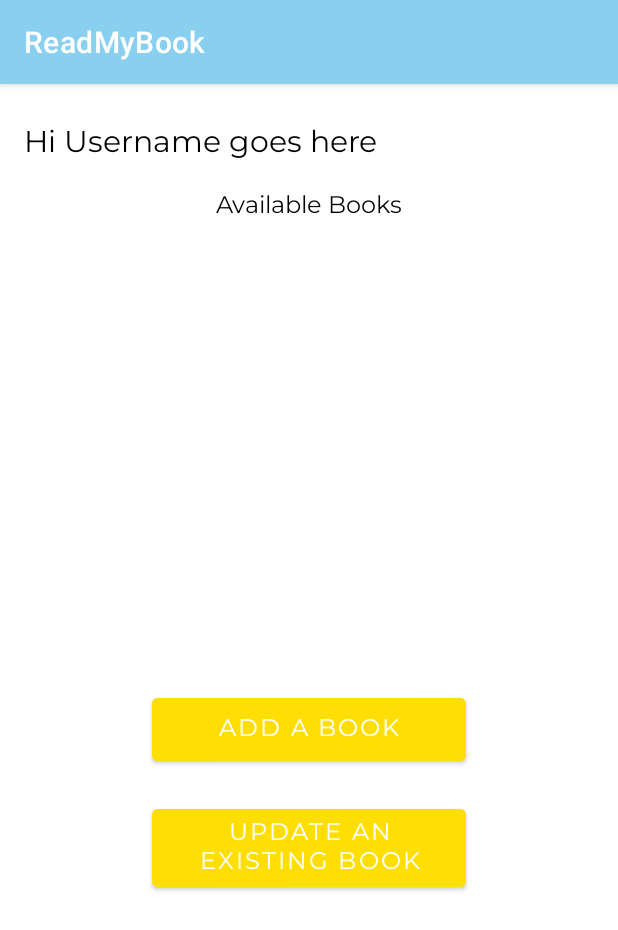
After one commit to itsmeleeeo/ReadMyBook, an Android app: the UserHomePage screen opened directly, with no data from a screen before it, on a phone screen of 412 x 824 dp. The commit adds this screen. Shown: the top 930 px of the screen. Run offline under Robolectric (Android 15) with nearby library versions, the phone set to English and light mode, and no system bars.

Commit message:
user home page connecting to add a book page

```diff
--- a/app/src/main/AndroidManifest.xml
+++ b/app/src/main/AndroidManifest.xml
@@ -1,6 +1,6 @@
 <?xml version="1.0" encoding="utf-8"?>
 <manifest xmlns:android="http://schemas.android.com/apk/res/android"
-    package="com.example.readmybook" >
+    package="com.example.readmybook">
 
     <application
         android:allowBackup="true"
@@ -8,7 +8,10 @@
         android:label="@string/app_name"
         android:roundIcon="@mipmap/ic_launcher_round"
         android:supportsRtl="true"
-        android:theme="@style/Theme.ReadMyBook" >
+        android:theme="@style/Theme.ReadMyBook">
+        <activity
+            android:name=".UserHomePage"
+            android:exported="false" />
         <activity
             android:name=".Activity_AddABook"
             android:exported="false" />
@@ -23,7 +26,7 @@
             android:exported="false" />
         <activity
             android:name=".MainActivity"
-            android:exported="true" >
+            android:exported="true">
             <intent-filter>
                 <action android:name="android.intent.action.MAIN" />
 
--- a/app/src/main/java/com/example/readmybook/DatabaseHelper.java
+++ b/app/src/main/java/com/example/readmybook/DatabaseHelper.java
@@ -17,6 +17,18 @@ public class DatabaseHelper extends SQLiteOpenHelper {
     final static String T1COL6 = "Password";
     final static String T1COL7 = "IsAdmin";
 
+    //GENRE TABLE
+    final static String TABLE2_NAME = "Genre";
+    final static String T2COL1 = "GenreId";
+    final static String T2COL2 = "GenreName";
+
+    //Message Table
+    final static String TABLE3_NAME = "Message";
+    final static String T3COL1 = "Id";
+    final static String T3COL2 = "Sender";
+    final static String T3COL3 = "Description";
+    final static String T3COL4 = "Recipient";
+
     public DatabaseHelper(Context context) {
         super(context, DATABASE_NAME, null, DATABASE_VERSION);
         SQLiteDatabase db = this.getWritableDatabase();
@@ -24,11 +36,19 @@ public class DatabaseHelper extends SQLiteOpenHelper {
 
     @Override
     public void onCreate(SQLiteDatabase db) {
-        String query = "CREATE TABLE " + TABLE1_NAME + "(" + T1COL1 + " INTEGER PRIMARY KEY," +
+        String userQuery = "CREATE TABLE " + TABLE1_NAME + "(" + T1COL1 + " INTEGER PRIMARY KEY," +
                 T1COL2 + " Text," + T1COL3 + " INTEGER," + T1COL4 + " Text," +
                 T1COL5 + " Text," + T1COL6 + " Text," + T1COL7 + " Integer)";
 
-        db.execSQL(query);
+        String genreQuery = "CREATE TABLE " + TABLE2_NAME + "(" + T2COL1 + " INTEGER PRIMARY KEY," +
+                T2COL2 + " Text)";
+
+        /*String messageQuery = "Create Table " + TABLE3_NAME + "(" + T3COL1 + " INTEGER PRIMARY KEY, " +
+                T3COL2 + " TEXT, " + T3COL3 + " TEXT, " + T3COL4 + " TEXT, " + " FOREIGN KEY " + (T1COL1) + "(" + REFERENCES + ")" + TABLE1_NAME + "(" + T1COL1 + ")" ;*/
+
+        db.execSQL(userQuery);
+        db.execSQL(genreQuery);
+        //db.execSQL(messageQuery);
     }
 
     @Override
--- a/app/src/main/java/com/example/readmybook/MainActivity.java
+++ b/app/src/main/java/com/example/readmybook/MainActivity.java
@@ -31,6 +31,5 @@ public class MainActivity extends AppCompatActivity {
                 startActivity(new Intent(MainActivity.this, ForgotPassword.class));
             }
         });
-        //a test
     }
 }
--- /dev/null
+++ b/app/src/main/java/com/example/readmybook/UserHomePage.java
@@ -0,0 +1,25 @@
+package com.example.readmybook;
+
+import androidx.appcompat.app.AppCompatActivity;
+
+import android.content.Intent;
+import android.os.Bundle;
+import android.view.View;
+import android.widget.Button;
+
+public class UserHomePage extends AppCompatActivity {
+
+    @Override
+    protected void onCreate(Bundle savedInstanceState) {
+        super.onCreate(savedInstanceState);
+        setContentView(R.layout.activity_user_home_page);
+        Button btnAddABook = findViewById(R.id.btnAddABook);
+
+        btnAddABook.setOnClickListener(new View.OnClickListener() {
+            @Override
+            public void onClick(View view) {
+                startActivity(new Intent(UserHomePage.this,Activity_AddABook.class));
+            }
+        });
+    }
+}
--- /dev/null
+++ b/app/src/main/res/layout/activity_user_home_page.xml
@@ -0,0 +1,73 @@
+<?xml version="1.0" encoding="utf-8"?>
+<androidx.constraintlayout.widget.ConstraintLayout xmlns:android="http://schemas.android.com/apk/res/android"
+    xmlns:app="http://schemas.android.com/apk/res-auto"
+    xmlns:tools="http://schemas.android.com/tools"
+    android:layout_width="match_parent"
+    android:layout_height="match_parent"
+    tools:context=".UserHomePage">
+
+    <Button
+        android:id="@+id/btnAddABook"
+        android:layout_width="209dp"
+        android:layout_height="54dp"
+        android:layout_marginStart="101dp"
+        android:layout_marginTop="310dp"
+        android:layout_marginEnd="101dp"
+        android:backgroundTint="@color/teal_700"
+        android:fontFamily="@font/montserrat"
+        android:text="@string/txtAddBookTitle"
+        android:textColor="@color/white"
+        android:textSize="16sp"
+        app:layout_constraintEnd_toEndOf="parent"
+        app:layout_constraintStart_toStartOf="parent"
+        app:layout_constraintTop_toBottomOf="@+id/txtBooksAvailable" />
+
+    <Button
+        android:id="@+id/btnUpdateABook"
+        android:layout_width="209dp"
+        android:layout_height="64dp"
+        android:layout_marginStart="101dp"
+        android:layout_marginTop="20dp"
+        android:layout_marginEnd="101dp"
+        android:backgroundTint="@color/teal_700"
+        android:fontFamily="@font/montserrat"
+        android:text="@string/txtUpdateBtn"
+        android:textColor="@color/white"
+        android:textSize="16sp"
+        app:layout_constraintEnd_toEndOf="parent"
+        app:layout_constraintStart_toStartOf="parent"
+        app:layout_constraintTop_toBottomOf="@+id/btnAddABook" />
+
+    <TextView
+        android:id="@+id/txtUserNameInfo"
+        android:layout_width="wrap_content"
+        android:layout_height="wrap_content"
+        android:layout_marginStart="16dp"
+        android:layout_marginTop="25dp"
+        android:layout_marginEnd="376dp"
+        android:fontFamily="@font/montserrat"
+        android:text="@string/txtUserNameInfo"
+        android:textColor="@color/black"
+        android:textSize="20sp"
+        app:layout_constraintEnd_toEndOf="parent"
+        app:layout_constraintHorizontal_bias="0.0"
+        app:layout_constraintStart_toStartOf="parent"
+        app:layout_constraintTop_toTopOf="parent" />
+
+    <TextView
+        android:id="@+id/txtBooksAvailable"
+        android:layout_width="wrap_content"
+        android:layout_height="wrap_content"
+        android:layout_marginStart="156dp"
+        android:layout_marginTop="15dp"
+        android:layout_marginEnd="156dp"
+        android:fontFamily="@font/montserrat"
+        android:text="@string/txtBooksAvailable"
+        android:textColor="@color/black"
+        android:textSize="16sp"
+        app:layout_constraintEnd_toEndOf="parent"
+        app:layout_constraintHorizontal_bias="0.521"
+        app:layout_constraintStart_toStartOf="parent"
+        app:layout_constraintTop_toBottomOf="@+id/txtUserNameInfo" />
+
+</androidx.constraintlayout.widget.ConstraintLayout>
--- a/app/src/main/res/values/strings.xml
+++ b/app/src/main/res/values/strings.xml
@@ -49,6 +49,9 @@
     <string name="rdbGiveaway">Give Away</string>
     <string name="rdbRentOut">Rent out for:</string>
     <string name="btnAddBook">Add Book</string>
+    <string name="txtUserNameInfo">Hi Username goes here</string>
+    <string name="txtBooksAvailable">Available Books</string>
+    <string name="txtUpdateBtn">Update an existing book</string>
     <string-array name="txtGroupRent">
         <item>$0 per 24H</item>
         <item>$1 per 24H</item>
```
